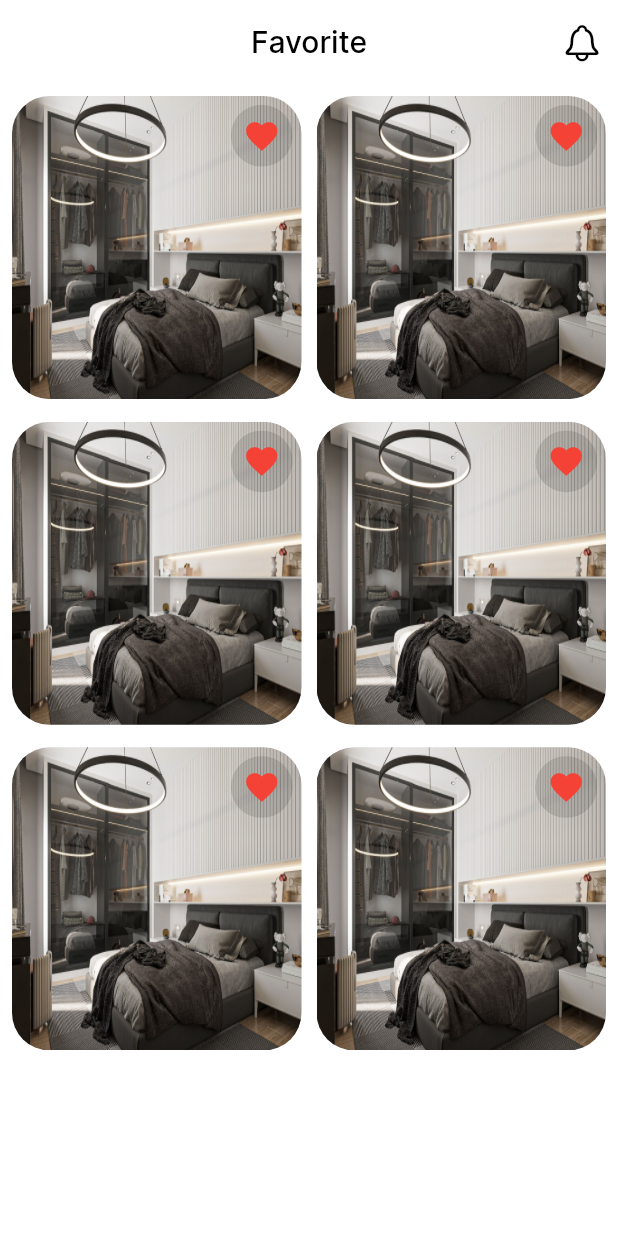
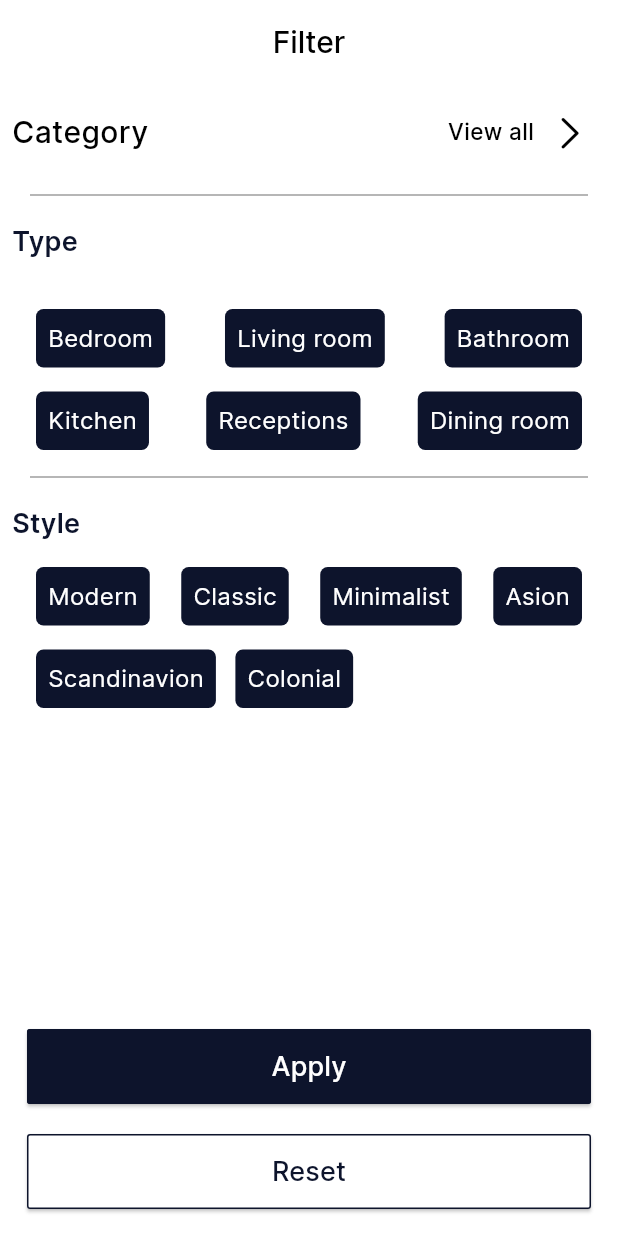
Before and after one commit to raedibrahim-2002/final_project, a Flutter app: the screen it shows after launch, on a phone screen of 412 x 824 dp. Run offline on Flutter 3.47's test engine with Material 3 defaults, Android fonts, the phone set to English and light mode, and no system bars; our stand-ins replace curved_navigation_bar, get.

Commit message:
add part one of  ui Filter  screen

```diff
--- a/lib/core/utils/assets.dart
+++ b/lib/core/utils/assets.dart
@@ -23,6 +23,19 @@ class AppString {
   static const String privacyPolicy = "Privacy Policy";
   static const String aboutUs = "About Us";
   static const String favorite = "Favorite";
+  static const String category = "Category";
+  static const String bedroom = "Bedroom";
+  static const String livingRoom = "Living room";
+  static const String bathroom = "Bathroom";
+  static const String Kitchen = "Kitchen";
+  static const String receptions = "Receptions";
+  static const String diningRoom = "Dining room";
+  static const String modern = "Modern";
+  static const String classic = "Classic";
+  static const String minimalist = "Minimalist";
+  static const String asion = "Asion";
+  static const String scandinavion = "Scandinavion";
+  static const String colonial = "Colonial";
 }
 
 class FontWeightManager {
--- a/lib/core/utils/colors.dart
+++ b/lib/core/utils/colors.dart
@@ -10,4 +10,5 @@ class BaseColors {
   static const pinkLight = Color(0xffFAB9C9);
   static const red = Colors.red;
   static const black12 = Colors.black12;
+  static const grey = Colors.grey;
 }
--- /dev/null
+++ b/lib/features/filter/presentation/views/fiter_view.dart
@@ -0,0 +1,190 @@
+import 'package:flutter/cupertino.dart';
+import 'package:flutter/material.dart';
+import 'package:flutter/widgets.dart';
+import 'package:flutter_final_graduation_project/core/utils/assets.dart';
+import 'package:flutter_final_graduation_project/core/utils/colors.dart';
+import 'package:flutter_final_graduation_project/core/utils/styles.dart';
+import 'package:flutter_final_graduation_project/features/filter/presentation/views/widgets/elevated_button.dart';
+import 'package:flutter_final_graduation_project/features/filter/presentation/views/widgets/item_type_category.dart';
+
+class FilterScreen extends StatelessWidget {
+  const FilterScreen({super.key});
+
+  @override
+  Widget build(BuildContext context) {
+    return Scaffold(
+      appBar: AppBar(
+        centerTitle: true,
+        elevation: 0,
+        title: Text(
+          'Filter',
+          style: getMediumTextStyleInter(
+            color: BaseColors.blackColor,
+            fontSize: 20,
+          ),
+        ),
+      ),
+      body: Padding(
+        padding: const EdgeInsets.all(8.0),
+        child: Column(
+          crossAxisAlignment: CrossAxisAlignment.start,
+          children: [
+            Row(
+              children: [
+                Text(
+                  AppString.category,
+                  style: getMediumTextStyleInter(
+                    color: BaseColors.blackColor,
+                    fontSize: 20,
+                  ),
+                ),
+                Spacer(),
+                Text(
+                  'View all',
+                  style: getMediumTextStyleInter(
+                    color: BaseColors.blackColor,
+                    fontSize: 15,
+                  ),
+                ),
+                IconButton(
+                  onPressed: () {},
+                  icon: Icon(CupertinoIcons.chevron_right),
+                ),
+              ],
+            ),
+            Padding(
+              padding: const EdgeInsets.symmetric(horizontal: 12, vertical: 10),
+              child: Divider(
+                color: BaseColors.grey,
+              ),
+            ),
+            Text('Type'),
+            const SizedBox(
+              height: 16,
+            ),
+            Padding(
+              padding: const EdgeInsets.all(16.0),
+              child: Row(
+                mainAxisAlignment: MainAxisAlignment.spaceBetween,
+                children: [
+                  ItemTypecategory(
+                    onTap: () {
+
+                    },
+                    title: AppString.bedroom,
+                    color: BaseColors.primaryColor,
+                  ),
+                  ItemTypecategory(
+                    onTap: () {},
+                    title: AppString.livingRoom,
+                    color: BaseColors.primaryColor,
+                  ),
+                  ItemTypecategory(
+                    onTap: () {},
+                    title: AppString.bathroom,
+                    color: BaseColors.primaryColor,
+                  ),
+                ],
+              ),
+            ),
+            Padding(
+              padding: const EdgeInsets.symmetric(horizontal: 16),
+              child: Row(
+                mainAxisAlignment: MainAxisAlignment.spaceBetween,
+                children: [
+                  ItemTypecategory(
+                    onTap: () {},
+                    title: AppString.Kitchen,
+                    color: BaseColors.primaryColor,
+                  ),
+                  ItemTypecategory(
+                    onTap: () {},
+                    title: AppString.receptions,
+                    color: BaseColors.primaryColor,
+                  ),
+                  ItemTypecategory(
+                    onTap: () {},
+                    title: AppString.diningRoom,
+                    color: BaseColors.primaryColor,
+                  ),
+                ],
+              ),
+            ),
+            Padding(
+              padding: const EdgeInsets.symmetric(horizontal: 12, vertical: 10),
+              child: Divider(
+                //   height: 55,
+                color: BaseColors.grey,
+              ),
+            ),
+            Text('Style'),
+            Padding(
+              padding: const EdgeInsets.all(16.0),
+              child: Row(
+                mainAxisAlignment: MainAxisAlignment.spaceBetween,
+                children: [
+                  ItemTypecategory(
+                    onTap: () {},
+                    title: AppString.modern,
+                    color: BaseColors.primaryColor,
+                  ),
+                  ItemTypecategory(
+                    onTap: () {},
+                    title: AppString.classic,
+                    color: BaseColors.primaryColor,
+                  ),
+                  ItemTypecategory(
+                    onTap: () {},
+                    title: AppString.minimalist,
+                    color: BaseColors.primaryColor,
+                  ),
+                  ItemTypecategory(
+                    onTap: () {},
+                    title: AppString.asion,
+                    color: BaseColors.primaryColor,
+                  ),
+                ],
+              ),
+            ),
+            Padding(
+              padding: const EdgeInsets.symmetric(horizontal: 16),
+              child: Row(
+                mainAxisAlignment: MainAxisAlignment.spaceBetween,
+                children: [
+                  ItemTypecategory(
+                    onTap: () {},
+                    title: AppString.scandinavion,
+                    color: BaseColors.primaryColor,
+                  ),
+                  const SizedBox(
+                    width: 13,
+                  ),
+                  ItemTypecategory(
+                    onTap: () {},
+                    title: AppString.colonial,
+                    color: BaseColors.primaryColor,
+                  ),
+                  const Spacer(),
+                ],
+              ),
+            ),
+            const Spacer(),
+            ElevatedButtonItem(
+              title: 'Apply',
+              color: BaseColors.whiteColor,
+              onTap: () {},
+              colorButton: BaseColors.primaryColor,
+            ),
+            ElevatedButtonItem(
+              colorBorderSide: BaseColors.primaryColor,
+              title: 'Reset',
+              color: BaseColors.primaryColor,
+              onTap: () {},
+              colorButton: BaseColors.whiteColor,
+            ),
+          ],
+        ),
+      ),
+    );
+  }
+}
--- /dev/null
+++ b/lib/features/filter/presentation/views/widgets/elevated_button.dart
@@ -0,0 +1,42 @@
+import 'package:flutter/material.dart';
+import 'package:flutter_final_graduation_project/core/utils/styles.dart';
+
+class ElevatedButtonItem extends StatelessWidget {
+  final String title;
+  final Color color;
+  final Color colorButton;
+  final VoidCallback onTap;
+  final Color? colorBorderSide;
+  const ElevatedButtonItem(
+      {super.key,
+      required this.title,
+      required this.color,
+      required this.colorButton,
+      required this.onTap,
+      this.colorBorderSide});
+
+  @override
+  Widget build(BuildContext context) {
+    return Padding(
+      padding: const EdgeInsets.all(10.0),
+      child: SizedBox(
+        width: double.infinity,
+        height: 50,
+        child: ElevatedButton(
+          style: ElevatedButton.styleFrom(
+              backgroundColor: colorButton,
+              // padding: EdgeInsets.symmetric(horizontal: 16, vertical: 16),
+              shape: const RoundedRectangleBorder(
+                borderRadius: BorderRadius.all(Radius.circular(2)),
+              ),
+              side: BorderSide(color: colorBorderSide ?? colorButton)),
+          onPressed: onTap,
+          child: Text(
+            title,
+            style: getMediumTextStyleInter(color: color, fontSize: 18),
+          ),
+        ),
+      ),
+    );
+  }
+}
--- /dev/null
+++ b/lib/features/filter/presentation/views/widgets/item_type_category.dart
@@ -0,0 +1,39 @@
+import 'package:flutter/cupertino.dart';
+import 'package:flutter/material.dart';
+import 'package:flutter_final_graduation_project/core/utils/colors.dart';
+import 'package:flutter_final_graduation_project/core/utils/styles.dart';
+
+class ItemTypecategory extends StatefulWidget {
+  final String title;
+  final Color color;
+  final VoidCallback onTap;
+  const ItemTypecategory({
+    super.key,
+    required this.onTap,
+    required this.title,
+    required this.color,
+  });
+
+  @override
+  State<ItemTypecategory> createState() => _ItemTypecategoryState();
+}
+
+class _ItemTypecategoryState extends State<ItemTypecategory> {
+  @override
+  Widget build(BuildContext context) {
+    return InkWell(
+      onTap: widget.onTap,
+
+      child: Container(
+        padding: EdgeInsets.all(8),
+        decoration:
+            BoxDecoration(borderRadius: BorderRadius.circular(5), color: widget.color),
+        child: Text(
+          widget.title,
+          style: getRegularTextStyleInter(
+              color: BaseColors.whiteColor, fontSize: 16),
+        ),
+      ),
+    );
+  }
+}
--- a/lib/main.dart
+++ b/lib/main.dart
@@ -1,6 +1,9 @@
 import 'package:flutter/material.dart';
 import 'package:flutter_final_graduation_project/core/utils/theme.dart';
+import 'package:flutter_final_graduation_project/features/categories/presentation/views/category_view.dart';
+import 'package:flutter_final_graduation_project/features/categories/presentation/views/widgets/category_view_body.dart';
 import 'package:flutter_final_graduation_project/features/favorite/presentation/view/favorite_view.dart';
+import 'package:flutter_final_graduation_project/features/filter/presentation/views/fiter_view.dart';
 import 'package:flutter_final_graduation_project/features/home/presentation/views/home_view.dart';
 import 'package:flutter_final_graduation_project/features/profile/presentation/views/profile_view.dart';
 import 'package:flutter_final_graduation_project/features/search/views/search_screen.dart';
@@ -16,7 +19,7 @@ class MyApp extends StatelessWidget {
     return GetMaterialApp(
       debugShowCheckedModeBanner: false,
       theme: getAppTheme(),
-      home:  FavoriteView(),
+      home: FilterScreen(),
     );
   }
 }
```
